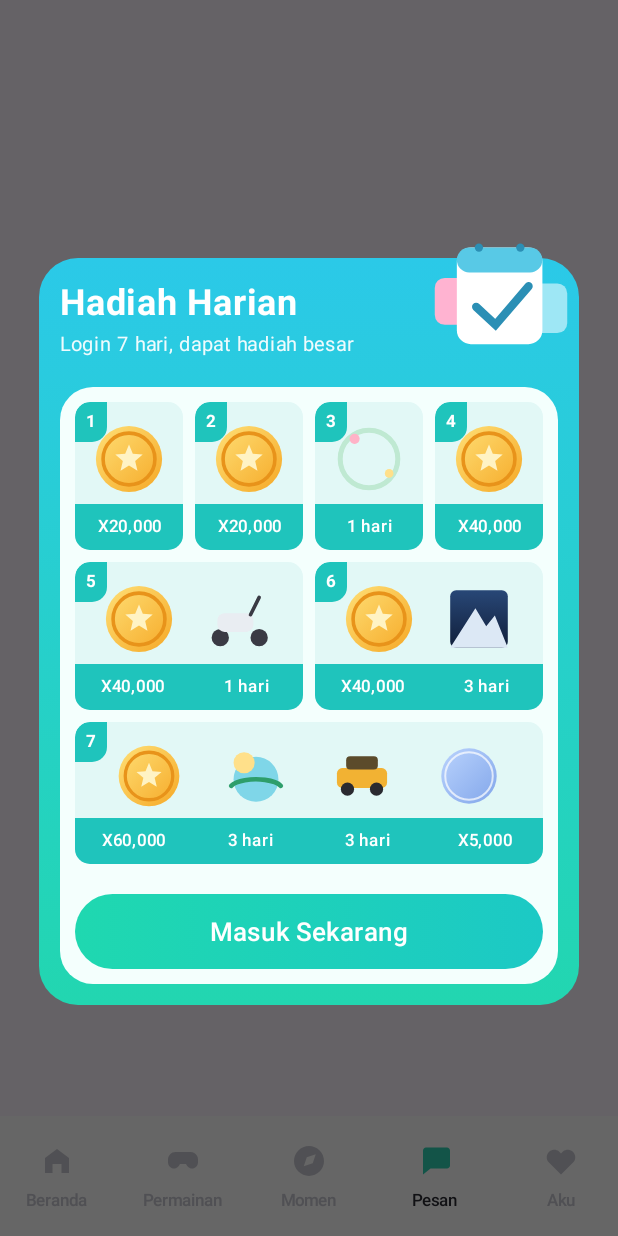
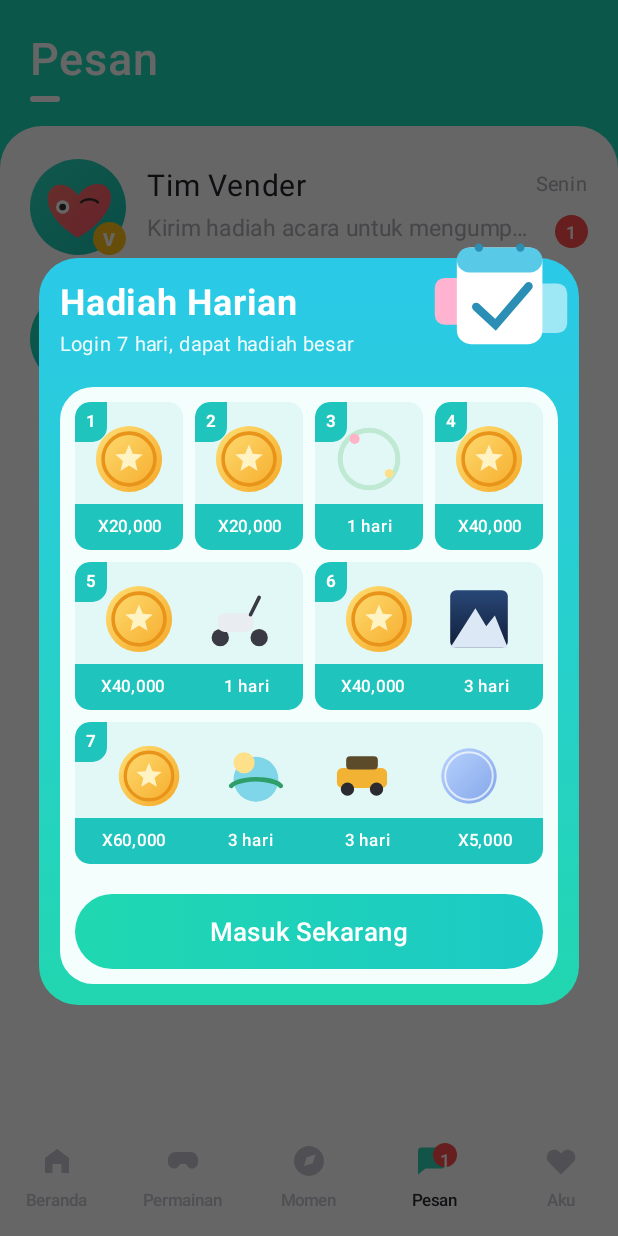
Before and after one commit to exbottod/liveroom-android, an Android app built with Jetpack Compose: the screen it shows after launch once a user with an empty profile is signed in (MainActivity), item 4 of the bottom bar chosen, on a phone screen of 412 x 824 dp. Run offline under Robolectric (Android 15) with nearby library versions, the phone set to English and light mode, and no system bars; our stand-ins replace Firebase (no records; nobody signed in at launch, a user with empty details on screens opened directly).

Commit message:
Pesan screen: teal header, rounded sheet, Tim Vender and gift notice rows, unread badge on tab

```diff
--- a/app/src/main/java/com/venderlive/app/ui/home/HomeScreen.kt
+++ b/app/src/main/java/com/venderlive/app/ui/home/HomeScreen.kt
@@ -67,7 +67,7 @@ fun HomeScreen(
                 0 -> HomeFeed(onOpenRoom = onOpenRoom)
                 1 -> Placeholder("Permainan segera hadir")
                 2 -> Placeholder("Momen segera hadir")
-                3 -> Placeholder("Chat & antrean pesan")
+                3 -> MessagesScreen()
                 else -> ProfileScreen(
                     nickname = "user_" + userId.takeLast(6),
                     displayId = userId,
@@ -90,11 +90,19 @@ fun HomeScreen(
                     selected = tab == index,
                     onClick = { tab = index },
                     icon = {
-                        Icon(
-                            painter = painterResource(icon),
-                            contentDescription = label,
-                            modifier = Modifier.size(24.dp),
-                        )
+                        Box {
+                            Icon(
+                                painter = painterResource(icon),
+                                contentDescription = label,
+                                modifier = Modifier.size(24.dp),
+                            )
+                            if (index == 3 && unreadTotal() > 0) {
+                                UnreadDot(
+                                    unreadTotal(),
+                                    Modifier.align(Alignment.TopEnd).padding(start = 14.dp).size(16.dp),
+                                )
+                            }
+                        }
                     },
                     label = { Text(label, style = MaterialTheme.typography.labelSmall) },
                     colors = androidx.compose.material3.NavigationBarItemDefaults.colors(
--- /dev/null
+++ b/app/src/main/java/com/venderlive/app/ui/home/MessagesScreen.kt
@@ -0,0 +1,151 @@
+package com.venderlive.app.ui.home
+
+import androidx.compose.foundation.Canvas
+import androidx.compose.foundation.background
+import androidx.compose.foundation.clickable
+import androidx.compose.foundation.layout.Arrangement
+import androidx.compose.foundation.layout.Box
+import androidx.compose.foundation.layout.Column
+import androidx.compose.foundation.layout.Row
+import androidx.compose.foundation.layout.Spacer
+import androidx.compose.foundation.layout.fillMaxSize
+import androidx.compose.foundation.layout.fillMaxWidth
+import androidx.compose.foundation.layout.height
+import androidx.compose.foundation.layout.padding
+import androidx.compose.foundation.layout.size
+import androidx.compose.foundation.layout.width
+import androidx.compose.foundation.lazy.LazyColumn
+import androidx.compose.foundation.lazy.items
+import androidx.compose.foundation.shape.CircleShape
+import androidx.compose.foundation.shape.RoundedCornerShape
+import androidx.compose.material3.Text
+import androidx.compose.runtime.Composable
+import androidx.compose.ui.Alignment
+import androidx.compose.ui.Modifier
+import androidx.compose.ui.draw.clip
+import androidx.compose.ui.geometry.CornerRadius
+import androidx.compose.ui.geometry.Offset
+import androidx.compose.ui.geometry.Size
+import androidx.compose.ui.graphics.Brush
+import androidx.compose.ui.graphics.Color
+import androidx.compose.ui.graphics.Path
+import androidx.compose.ui.text.font.FontWeight
+import androidx.compose.ui.text.style.TextOverflow
+import androidx.compose.ui.unit.dp
+import androidx.compose.ui.unit.sp
+
+enum class ConversationKind { OFFICIAL_TEAM, GIFT_NOTICE, USER }
+
+data class Conversation(
+    val id: String,
+    val kind: ConversationKind,
+    val title: String,
+    val preview: String = "",
+    val time: String = "",
+    val unread: Int = 0,
+)
+
+val SampleConversations = listOf(
+    Conversation("team", ConversationKind.OFFICIAL_TEAM, "Tim Vender", "Kirim hadiah acara untuk mengumpulkan poin, ...", "Senin", 1),
+    Conversation("gift", ConversationKind.GIFT_NOTICE, "Pemberitahuan Hadiah"),
+)
+
+private val MsgTeal = Color(0xFF1CDBBA)
+
+/** Total unread, used for the badge on the bottom tab. */
+fun unreadTotal(list: List<Conversation> = SampleConversations) = list.sumOf { it.unread }
+
+@Composable
+fun MessagesScreen(
+    conversations: List<Conversation> = SampleConversations,
+    onOpen: (Conversation) -> Unit = {},
+) {
+    Column(modifier = Modifier.fillMaxSize().background(MsgTeal)) {
+        Column(modifier = Modifier.padding(start = 20.dp, top = 22.dp, bottom = 16.dp)) {
+            Text("Pesan", color = Color.White, fontSize = 30.sp, fontWeight = FontWeight.Medium)
+            Spacer(Modifier.height(6.dp))
+            Box(Modifier.size(width = 20.dp, height = 4.dp).clip(CircleShape).background(Color.White))
+        }
+        Box(
+            modifier = Modifier
+                .fillMaxSize()
+                .clip(RoundedCornerShape(topStart = 28.dp, topEnd = 28.dp))
+                .background(Color.White),
+        ) {
+            LazyColumn(modifier = Modifier.fillMaxSize().padding(top = 10.dp)) {
+                items(conversations, key = { it.id }) { c -> ConversationRow(c) { onOpen(c) } }
+            }
+        }
+    }
+}
+
+@Composable
+private fun ConversationRow(c: Conversation, onClick: () -> Unit) {
+    Row(
+        modifier = Modifier.fillMaxWidth().clickable(onClick = onClick).padding(horizontal = 20.dp, vertical = 12.dp),
+        verticalAlignment = Alignment.CenterVertically,
+    ) {
+        ConversationAvatar(c.kind, Modifier.size(64.dp))
+        Spacer(Modifier.width(14.dp))
+        Column(modifier = Modifier.weight(1f)) {
+            Text(c.title, color = Color(0xFF22222B), fontSize = 20.sp, maxLines = 1, overflow = TextOverflow.Ellipsis)
+            if (c.preview.isNotEmpty()) {
+                Spacer(Modifier.height(4.dp))
+                Text(c.preview, color = Color(0xFFB0B0B8), fontSize = 15.sp, maxLines = 1, overflow = TextOverflow.Ellipsis)
+            }
+        }
+        if (c.time.isNotEmpty() || c.unread > 0) {
+            Column(horizontalAlignment = Alignment.End, verticalArrangement = Arrangement.spacedBy(8.dp)) {
+                Text(c.time, color = Color(0xFFB0B0B8), fontSize = 13.sp)
+                if (c.unread > 0) UnreadDot(c.unread)
+            }
+        }
+    }
+}
+
+@Composable
+fun UnreadDot(count: Int, modifier: Modifier = Modifier) {
+    Box(
+        modifier = modifier.size(22.dp).clip(CircleShape).background(Color(0xFFFF4B4B)),
+        contentAlignment = Alignment.Center,
+    ) { Text(if (count > 99) "99+" else "$count", color = Color.White, fontSize = 12.sp, fontWeight = FontWeight.Medium) }
+}
+
+/** Drawn avatars: a happy blob with a verified badge for the team, a gift box for notices. */
+@Composable
+private fun ConversationAvatar(kind: ConversationKind, modifier: Modifier) {
+    when (kind) {
+        ConversationKind.GIFT_NOTICE -> Canvas(
+            modifier = modifier.clip(CircleShape).background(Brush.linearGradient(listOf(Color(0xFF1FE0A6), Color(0xFF12B8E6)))),
+        ) {
+            val w = size.width; val h = size.height
+            drawRoundRect(Color(0xFFE8FAFF), Offset(w * 0.27f, h * 0.44f), Size(w * 0.46f, h * 0.3f), CornerRadius(w * 0.05f))
+            drawRoundRect(Color(0xFFBFEFFA), Offset(w * 0.22f, h * 0.36f), Size(w * 0.56f, h * 0.12f), CornerRadius(w * 0.04f))
+            drawRect(Color(0xFF3CC4E8), Offset(w * 0.47f, h * 0.36f), Size(w * 0.06f, h * 0.38f))
+            drawCircle(Color(0xFFE8FAFF), radius = w * 0.07f, center = Offset(w * 0.42f, h * 0.31f))
+            drawCircle(Color(0xFFE8FAFF), radius = w * 0.07f, center = Offset(w * 0.58f, h * 0.31f))
+        }
+        else -> Box(modifier = modifier) {
+            Canvas(modifier = Modifier.fillMaxSize().clip(CircleShape).background(Brush.linearGradient(listOf(Color(0xFF2ADBC0), Color(0xFF17C3B0))))) {
+                val w = size.width; val h = size.height
+                val heart = Path().apply {
+                    moveTo(w * 0.5f, h * 0.82f)
+                    cubicTo(w * 0.05f, h * 0.55f, w * 0.15f, h * 0.2f, w * 0.38f, h * 0.28f)
+                    cubicTo(w * 0.46f, h * 0.31f, w * 0.5f, h * 0.38f, w * 0.5f, h * 0.38f)
+                    cubicTo(w * 0.5f, h * 0.38f, w * 0.55f, h * 0.3f, w * 0.64f, h * 0.27f)
+                    cubicTo(w * 0.9f, h * 0.2f, w * 0.97f, h * 0.55f, w * 0.5f, h * 0.82f)
+                    close()
+                }
+                drawPath(heart, Brush.linearGradient(listOf(Color(0xFFFF7F6B), Color(0xFFFF4D6D))))
+                drawCircle(Color.White, radius = w * 0.07f, center = Offset(w * 0.34f, h * 0.5f))
+                drawCircle(Color(0xFF3A2A2A), radius = w * 0.035f, center = Offset(w * 0.34f, h * 0.5f))
+                drawArc(Color(0xFF3A2A2A), 200f, 140f, false, Offset(w * 0.52f, h * 0.42f), Size(w * 0.2f, h * 0.12f),
+                    style = androidx.compose.ui.graphics.drawscope.Stroke(width = w * 0.025f))
+            }
+            Box(
+                modifier = Modifier.align(Alignment.BottomEnd).size(22.dp).clip(CircleShape).background(Color(0xFFFFC21A)),
+                contentAlignment = Alignment.Center,
+            ) { Text("V", color = Color.White, fontSize = 12.sp, fontWeight = FontWeight.Black) }
+        }
+    }
+}
```
